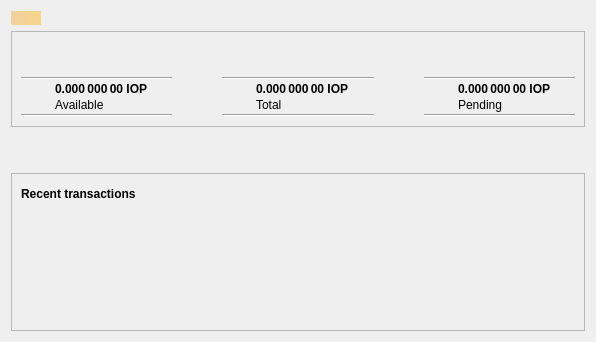
Old version of the form src/qt/forms/overviewpage.ui in the repository Internet-of-People/iop-core.
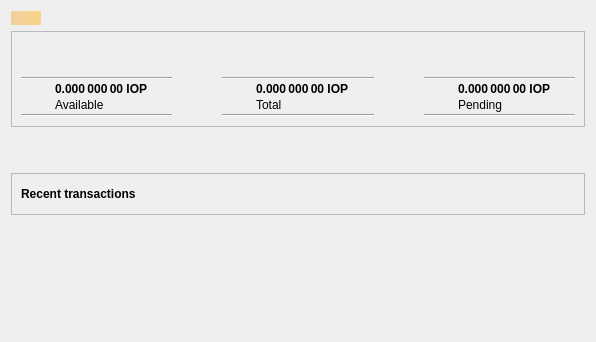
New version of the form. Icons and pictures are not drawn.

Commit message:
added TransactionsView to Overview
[TODO]: connect messages through overview

```diff
--- a/src/qt/forms/overviewpage.ui
+++ b/src/qt/forms/overviewpage.ui
@@ -479,25 +479,7 @@
                                                 </item>
                                             </layout>
                                         </item>
-                                        <item>
-                                            <widget class="QListView" name="listTransactions">
-                                                <property name="styleSheet">
-                                                    <string notr="true">QListView { background: transparent; }</string>
-                                                </property>
-                                                <property name="frameShape">
-                                                    <enum>QFrame::NoFrame</enum>
-                                                </property>
-                                                <property name="verticalScrollBarPolicy">
-                                                    <enum>Qt::ScrollBarAlwaysOff</enum>
-                                                </property>
-                                                <property name="horizontalScrollBarPolicy">
-                                                    <enum>Qt::ScrollBarAlwaysOff</enum>
-                                                </property>
-                                                <property name="selectionMode">
-                                                    <enum>QAbstractItemView::NoSelection</enum>
-                                                </property>
-                                            </widget>
-                                        </item>
+                                        
                                     </layout>
                                 </widget>
                             </item>
```
Left out of the diff: 4 changed lines with no effect on the pictures. The commit also changes 2 other files.
